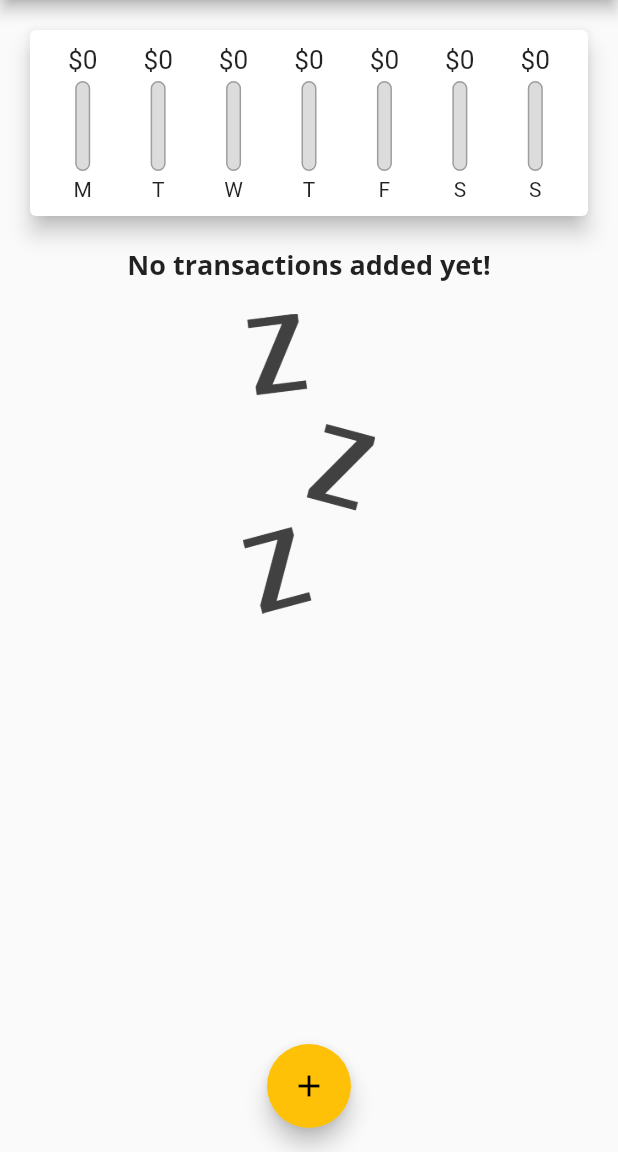
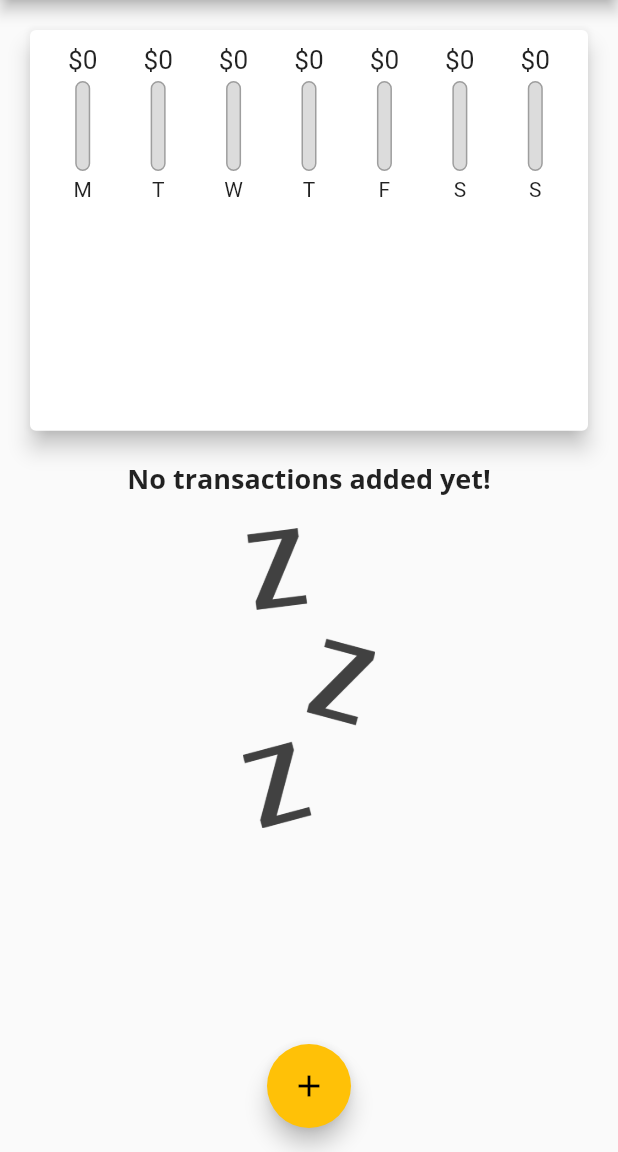
Before and after one commit to leandrouti/flutter-expense-planner, a Flutter app: the screen it shows after launch, on a phone screen of 412 x 824 dp, the part 84-1236 px from its top. Run offline on Flutter 3.47's test engine with Material 2 defaults, Android fonts, the phone set to English and light mode, and no system bars.

Commit message:
[change] responsive layout

```diff
--- a/lib/main.dart
+++ b/lib/main.dart
@@ -92,8 +92,7 @@ class _MyHomePageState extends State<MyHomePage> {
 
   @override
   Widget build(BuildContext context) {
-    return Scaffold(
-      appBar: AppBar(
+    final appBar = AppBar(
       title: Text('Personal Expenses'),
       actions: <Widget>[
         IconButton(
@@ -101,13 +100,26 @@ class _MyHomePageState extends State<MyHomePage> {
           icon: Icon(Icons.add),
         )
       ],
-      ),
+    );
+
+    final double layoutHeight = MediaQuery.of(context).size.height -
+        appBar.preferredSize.height -
+        MediaQuery.of(context).padding.top;
+
+    return Scaffold(
+      appBar: appBar,
       body: SingleChildScrollView(
         child: Column(
           crossAxisAlignment: CrossAxisAlignment.stretch,
           children: <Widget>[
-            Chart(_recentTransactions),
-            TransactionList(_userTransactions, _deleteTransaction),
+            Container(
+              height: layoutHeight * 0.4,
+              child: Chart(_recentTransactions),
+            ),
+            Container(
+              height: layoutHeight * 0.6,
+              child: TransactionList(_userTransactions, _deleteTransaction),
+            ),
           ],
         ),
       ),
--- a/lib/widgets/transaction_list.dart
+++ b/lib/widgets/transaction_list.dart
@@ -10,9 +10,7 @@ class TransactionList extends StatelessWidget {
 
   @override
   Widget build(BuildContext context) {
-    return Container(
-      height: 350,
-      child: transactions.isEmpty
+    return transactions.isEmpty
         ? Column(
             children: [
               Text(
@@ -70,7 +68,6 @@ class TransactionList extends StatelessWidget {
               );
             },
             itemCount: transactions.length,
-            ),
           );
   }
 }
```
Lines whose indentation alone changed are shown as unchanged.
